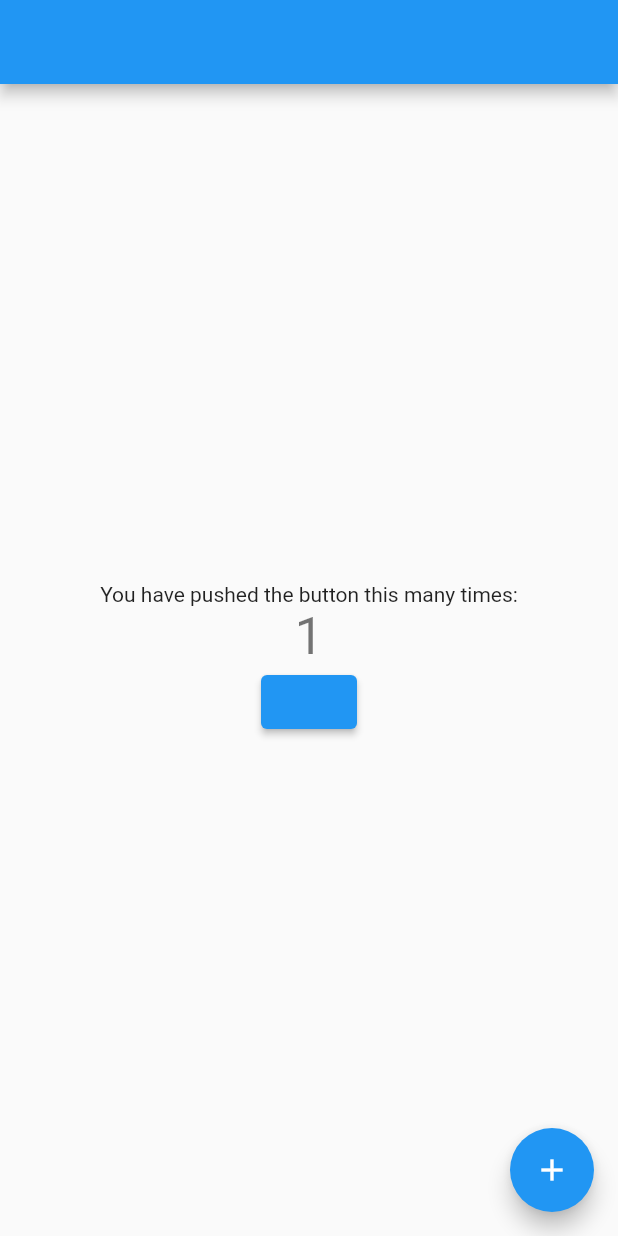
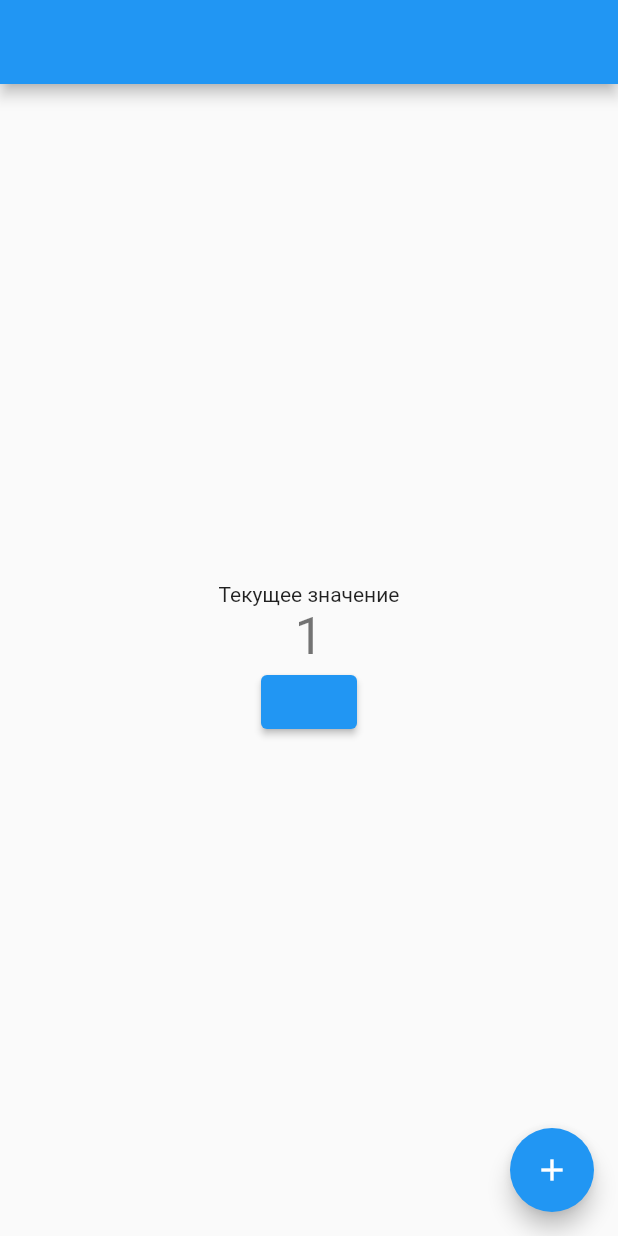
Before and after one commit to Creeprus/Flutter, a Flutter app: the screen it shows after launch, after a tap on the "add" icon, on a phone screen of 412 x 824 dp. Run offline on Flutter 3.47's test engine with Material 2 defaults, Android fonts, the phone set to English and light mode, and no system bars; our stand-ins replace shared_preferences; missing offline and left inert: dart:ffi.

Commit message:
PR5 modified
A bi tmodified variant of arguments. Now I use them to get things!

```diff
--- a/lib/main.dart
+++ b/lib/main.dart
@@ -40,18 +40,21 @@
 
 class _MyHomePageState extends State<MyHomePage> {
   int _counter = 0;
+  String message="Текущее значение";
 
   void _incrementCounter() async {
     setState(() {
       _counter++;
     });
     await widget.sharedPreferences.setInt("counter", _counter);
+     await widget.sharedPreferences.setString("message", message);
   }
 
-
+String currenttext="";
   @override
   void initState()  {
     _counter =  widget.sharedPreferences.getInt('counter') ?? 0 ;
+     currenttext =  widget.sharedPreferences.getString('message') ?? '' ;
     super.initState();
   }
 
@@ -65,9 +68,7 @@
         child: Column(
           mainAxisAlignment: MainAxisAlignment.center,
           children: <Widget>[
-            const Text(
-              'You have pushed the button this many times:',
-            ),
+            Text(widget.sharedPreferences.getString('message')??''),
             Text(
               '$_counter',
               style: Theme.of(context).textTheme.headline4,
@@ -81,7 +82,11 @@
                   //               count: _counter,
 
                   //             )));
-                    Navigator.pushNamed(context,"/second", arguments:  _counter
+                  List<Object> toScreen=<Object>[];
+                  toScreen.add(_counter);
+                  toScreen.add(widget.sharedPreferences.getString('message')??'');
+
+                    Navigator.pushNamed(context,"/second", arguments:  toScreen
                      );
                 },
                 child: Text(''))
--- a/lib/screen.dart
+++ b/lib/screen.dart
@@ -7,10 +7,10 @@ final int count;
 
 @override
 Widget build(BuildContext context){
- final arguments = (ModalRoute.of(context)?.settings.arguments ?? 0) as int;
+ final arguments = (ModalRoute.of(context)?.settings.arguments ) as List<Object>;
 return Scaffold(
 appBar: AppBar(),
-body: Text("Текущее значение: "+arguments.toString()),
+body: Text(arguments[1].toString()+': '+arguments[0].toString()),
 );
 }
 }
```
